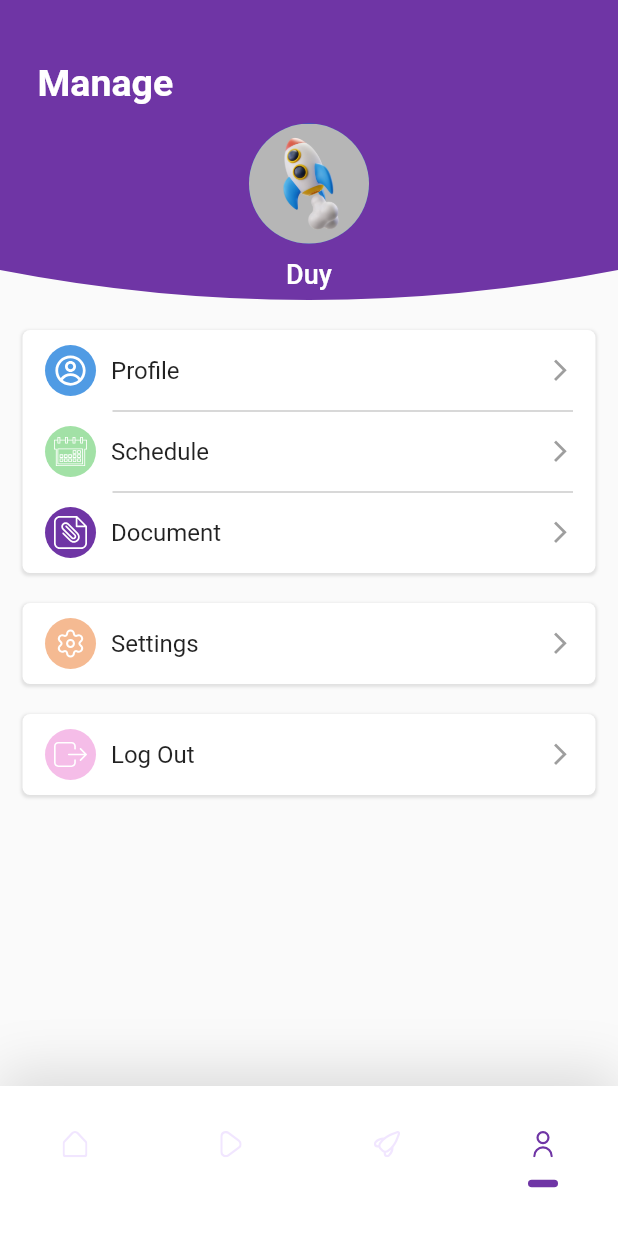
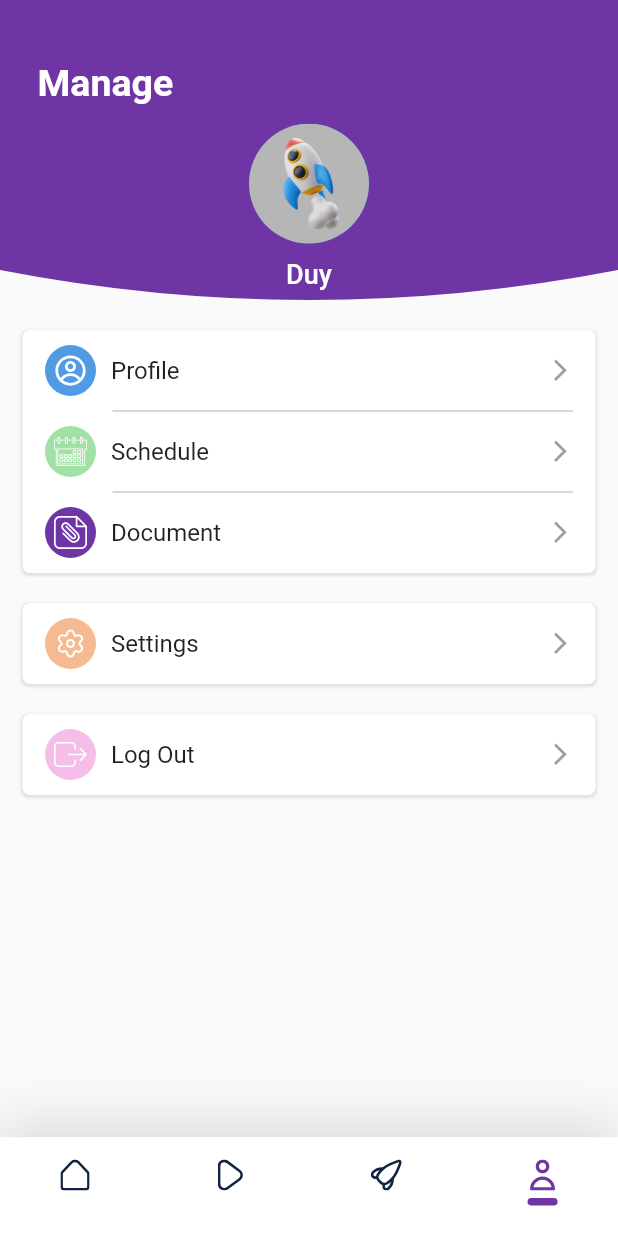
Before and after one commit to duyphamvu47/AdvanceMobile-LetTutor, a Flutter app: the screen it shows after launch, item 4 of the bottom bar chosen, on a phone screen of 412 x 824 dp. Run offline on Flutter 3.47's test engine with Material 2 defaults, Android fonts, the phone set to English and light mode, and no system bars; our stand-ins replace flutter_svg; network calls fail; Roboto replaces fonts that are missing (WorkSans).

Commit message:
Update bottom navigation + explore screen

```diff
--- a/lib/Screens/CourseDetail/course_detail_screen.dart
+++ b/lib/Screens/CourseDetail/course_detail_screen.dart
@@ -100,7 +100,7 @@ class CourseDetail extends StatelessWidget {
                               ),
                               CourseFeatureRow(
                                 title: 'Document',
-                                content: 'Text book, exercise, lession video',
+                                content: 'Text book, exercise',
                                 color: Colors.pinkAccent,
                                 icon: Icons.folder_outlined,
                               ),
--- a/lib/Screens/Home/home_screen.dart
+++ b/lib/Screens/Home/home_screen.dart
@@ -1,4 +1,5 @@
 import 'package:flutter/material.dart';
+import 'package:flutter/services.dart';
 import 'package:lettutor/Screens/CourseDetail/course_detail_screen.dart';
 
 import 'components/clipper.dart';
@@ -29,7 +30,7 @@ class _HomePageState extends State<HomePage> {
         child: AppBar(
           elevation: 0.0,
           backgroundColor: Colors.transparent,
-          brightness: Brightness.dark,
+          systemOverlayStyle: SystemUiOverlayStyle.light,
         ),
       ),
       body: getBody(),
--- /dev/null
+++ b/lib/Screens/Search/components/custom_heading.dart
@@ -0,0 +1,39 @@
+import 'package:flutter/material.dart';
+
+class CustomHeading extends StatelessWidget {
+  const CustomHeading({
+    Key? key,
+    required this.title,
+    required this.subTitle,
+    required this.color,
+  }) : super(key: key);
+
+  final String title;
+  final String subTitle;
+  final Color color;
+
+  @override
+  Widget build(BuildContext context) {
+    return Column(
+      crossAxisAlignment: CrossAxisAlignment.start,
+      children: [
+        Text(
+          title,
+          style: TextStyle(
+            color: color,
+            fontSize: 25,
+            fontWeight: FontWeight.w700,
+          ),
+        ),
+        SizedBox(height: 10.0),
+        Text(
+          subTitle,
+          style: TextStyle(
+            color: color,
+            fontSize: 15.0,
+          ),
+        ),
+      ],
+    );
+  }
+}
--- a/lib/components/bottom_navigation.dart
+++ b/lib/components/bottom_navigation.dart
@@ -1,5 +1,6 @@
 import 'package:flutter/material.dart';
 import 'package:flutter_svg/svg.dart';
+import 'package:lettutor/Screens/Search/SearchScreen.dart';
 import 'package:lettutor/constant.dart';
 
 import '../Screens/Account/account_screen.dart';
@@ -25,7 +26,7 @@ class _RootAppState extends State<RootApp> {
     List<Widget> pages = [
       HomePage(),
       HomePage(),
-      HomePage(),
+      ExplorePage(),
       ManagementPage(),
     ];
     return IndexedStack(
@@ -35,7 +36,7 @@ class _RootAppState extends State<RootApp> {
   }
 
   Widget getFooter() {
-    var size = MediaQuery.of(context).size;
+    Size size = MediaQuery.of(context).size;
     List bottomItems = [
       "assets/icons/home_icon.svg",
       "assets/icons/play_icon.svg",
@@ -44,7 +45,7 @@ class _RootAppState extends State<RootApp> {
     ];
     return Container(
       width: size.width,
-      height: 100,
+      height: size.height * 0.08,
       decoration: BoxDecoration(
         color: Colors.white,
 
@@ -63,7 +64,7 @@ class _RootAppState extends State<RootApp> {
         ),
         child: Padding(
           padding:
-          const EdgeInsets.only(left: 40, right: 40, bottom: 10, top: 30),
+          const EdgeInsets.only(left: 40, right: 40, bottom: 10, top: 15),
           child: Row(
             crossAxisAlignment: CrossAxisAlignment.start,
             mainAxisAlignment: MainAxisAlignment.spaceBetween,
@@ -76,15 +77,15 @@ class _RootAppState extends State<RootApp> {
                     children: [
                       SvgPicture.asset(
                         bottomItems[index],
-                        height: 17.5,
-                        color: pageIndex == index ? kPrimaryColor : kPrimaryLightColor,
+                        height: size.height * 0.025,
+                        color: pageIndex == index ? kPrimaryColor : kSecondaryColor,
                       ),
                       SizedBox(
-                        height: 15.0,
+                        height: 5,
                       ),
                       (pageIndex == index)
                           ? AnimatedContainer(
-                        duration: Duration(milliseconds: 500),
+                        duration: Duration(milliseconds: 1000),
                         curve: Curves.easeIn,
                         child: Container(
                           height: 5.0,
```
Also changed, not shown: lib/Screens/Search/SearchScreen.dart (added, +100 -0 lines), lib/Screens/Search/components/recent_search_cell.dart (added, +49 -0 lines), lib/Screens/Search/components/search_result_cell.dart (added, +85 -0 lines), lib/data/category.dart (added, +26 -0 lines), assets/icons/user_icon.svg.
